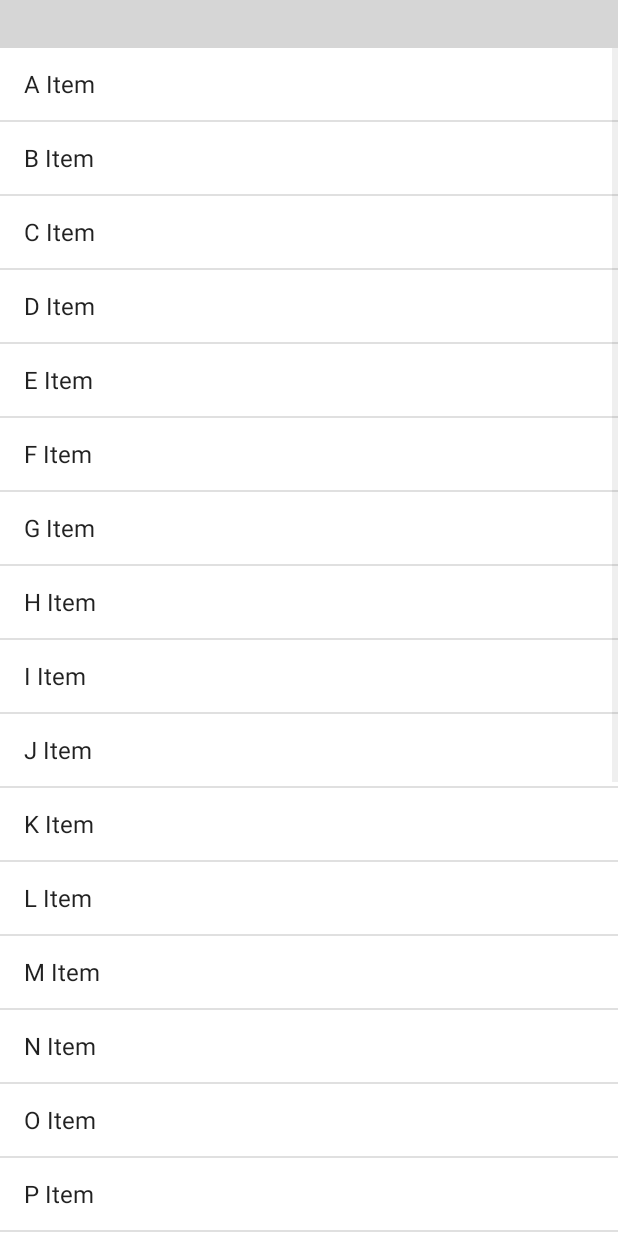
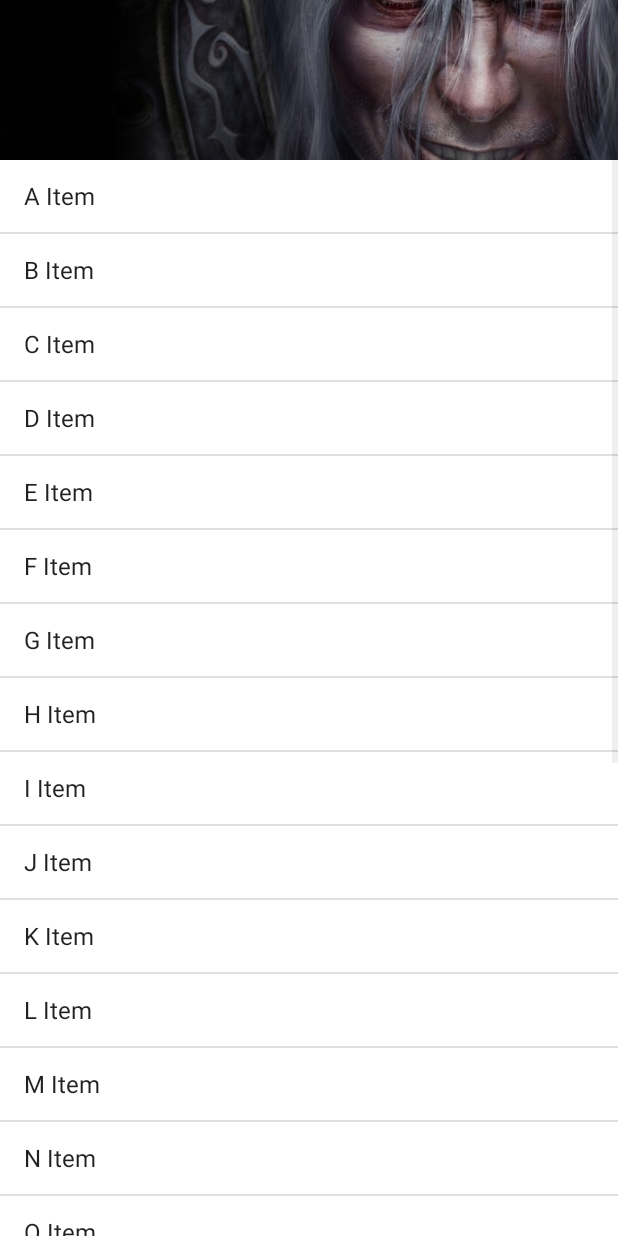
Before and after one commit to passerbywhu/Clutter, an Android app: the PullToZoomInterceptActivity screen opened directly, with no data from a screen before it, on a phone screen of 412 x 824 dp. Run offline under Robolectric (Android 15) with nearby library versions, the phone set to English and light mode, and no system bars; grey boxes are pictures that could not be loaded.

Commit message:
重命名pulltozoom.jpg to pull_to_zoom.jpg

```diff
--- a/app/src/main/java/com/passerbywhu/study/touchstudy/pulltozoom/PullToZoomInterceptActivity.java
+++ b/app/src/main/java/com/passerbywhu/study/touchstudy/pulltozoom/PullToZoomInterceptActivity.java
@@ -42,7 +42,7 @@ public class PullToZoomInterceptActivity extends Activity {
                 return true;
             }
         });
-        mHeaderView.setImageResource(R.drawable.pulltozoom);
+        mHeaderView.setImageResource(R.drawable.pull_to_zoom);
         Drawable drawable = mHeaderView.getDrawable();
         int height = drawable.getMinimumHeight();
         mHeaderView.getLayoutParams().height = height / 3;
```
Also changed, not shown: app/src/main/res/drawable-xhdpi/pull_to_zoom.jpg (added).
